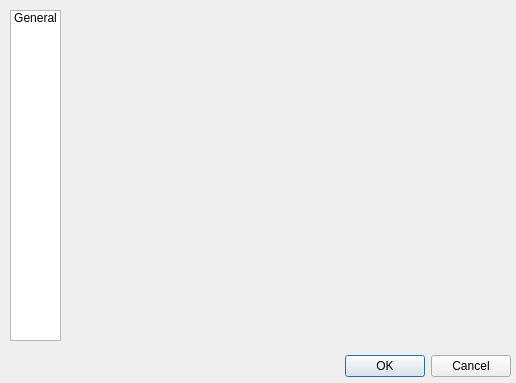
Qt form settings.ui (DJI007/PhotoViewer-4) before a commit.
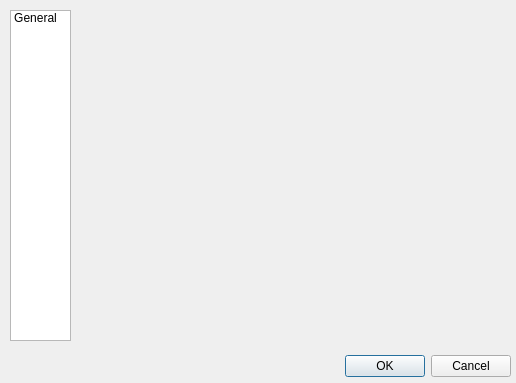
The same form after that commit. Icons and pictures are not drawn.

Diff of the .ui file:
```diff
--- a/settings.ui
+++ b/settings.ui
@@ -49,7 +49,7 @@
     <rect>
      <x>10</x>
      <y>10</y>
-     <width>51</width>
+     <width>61</width>
      <height>331</height>
     </rect>
    </property>
@@ -60,6 +60,9 @@
     <property name="text">
      <string>General</string>
     </property>
+    <property name="textAlignment">
+     <set>AlignHCenter|AlignVCenter|AlignCenter</set>
+    </property>
     <property name="icon">
      <iconset resource="PhotoViewer.qrc">
       <normaloff>:/images/images/settings-general.png</normaloff>:/images/images/settings-general.png</iconset>
```
